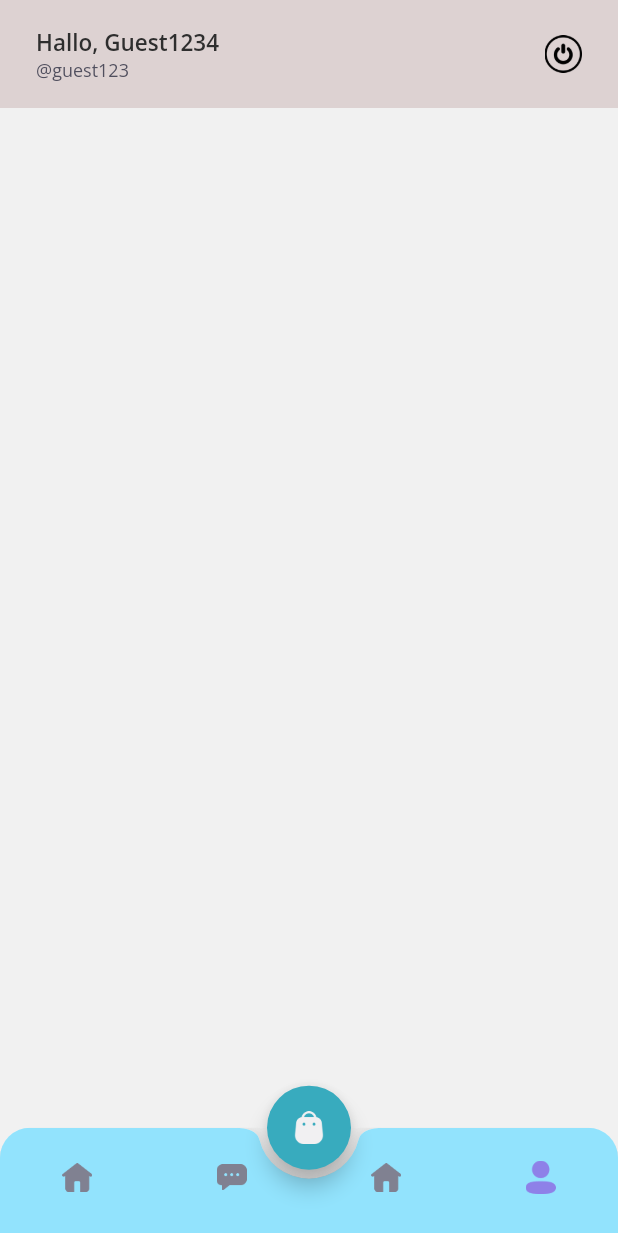
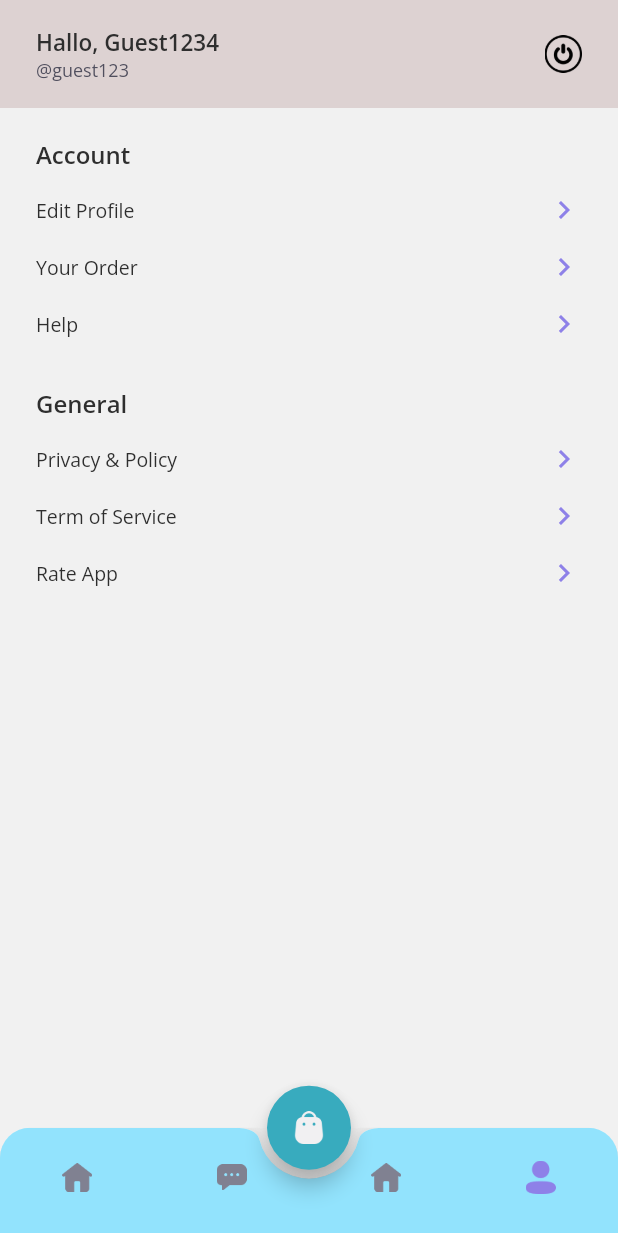
Before and after one commit to mddirga/market-frontend-flutter, a Flutter app: the MainPage screen opened by its route, item 4 of the bottom bar chosen, on a phone screen of 412 x 824 dp. Shown: the top 1233 px of the screen. Run offline on Flutter 3.47's test engine with Material 2 defaults, Android fonts, the phone set to English and light mode, and no system bars.

Commit message:
Profile Page - Content

```diff
--- a/lib/pages/home/profile_page.dart
+++ b/lib/pages/home/profile_page.dart
@@ -53,9 +53,91 @@ class ProfilePage extends StatelessWidget {
       );
     }
 
+    Widget menuItem(String text) {
+      return Container(
+        margin: const EdgeInsets.only(
+          top: 14,
+        ),
+        child: Row(
+          mainAxisAlignment: MainAxisAlignment.spaceBetween,
+          children: [
+            Text(
+              text,
+              style: primaryTextStyle.copyWith(
+                fontSize: 13,
+                fontWeight: regular,
+              ),
+            ),
+            Icon(
+              Icons.chevron_right,
+              color: primaryColor,
+            ),
+          ],
+        ),
+      );
+    }
+
+    Widget content() {
+      return Expanded(
+        child: Container(
+          width: double.infinity,
+          padding: EdgeInsets.symmetric(
+            horizontal: defaultMargin,
+          ),
+          decoration: BoxDecoration(
+            color: backgroundColor1,
+          ),
+          child: Column(
+            crossAxisAlignment: CrossAxisAlignment.start,
+            children: [
+              const SizedBox(
+                height: 20,
+              ),
+              Text(
+                'Account',
+                style: primaryTextStyle.copyWith(
+                  fontSize: 16,
+                  fontWeight: semiBold,
+                ),
+              ),
+              menuItem(
+                'Edit Profile',
+              ),
+              menuItem(
+                'Your Order',
+              ),
+              menuItem(
+                'Help',
+              ),
+              const SizedBox(
+                height: 30,
+              ),
+              Text(
+                'General',
+                style: primaryTextStyle.copyWith(
+                  fontSize: 16,
+                  fontWeight: semiBold,
+                ),
+              ),
+              menuItem(
+                'Privacy & Policy',
+              ),
+              menuItem(
+                'Term of Service',
+              ),
+              menuItem(
+                'Rate App',
+              ),
+            ],
+          ),
+        ),
+      );
+    }
+
     return Column(
       children: [
         header(),
+        content(),
       ],
     );
   }
```
